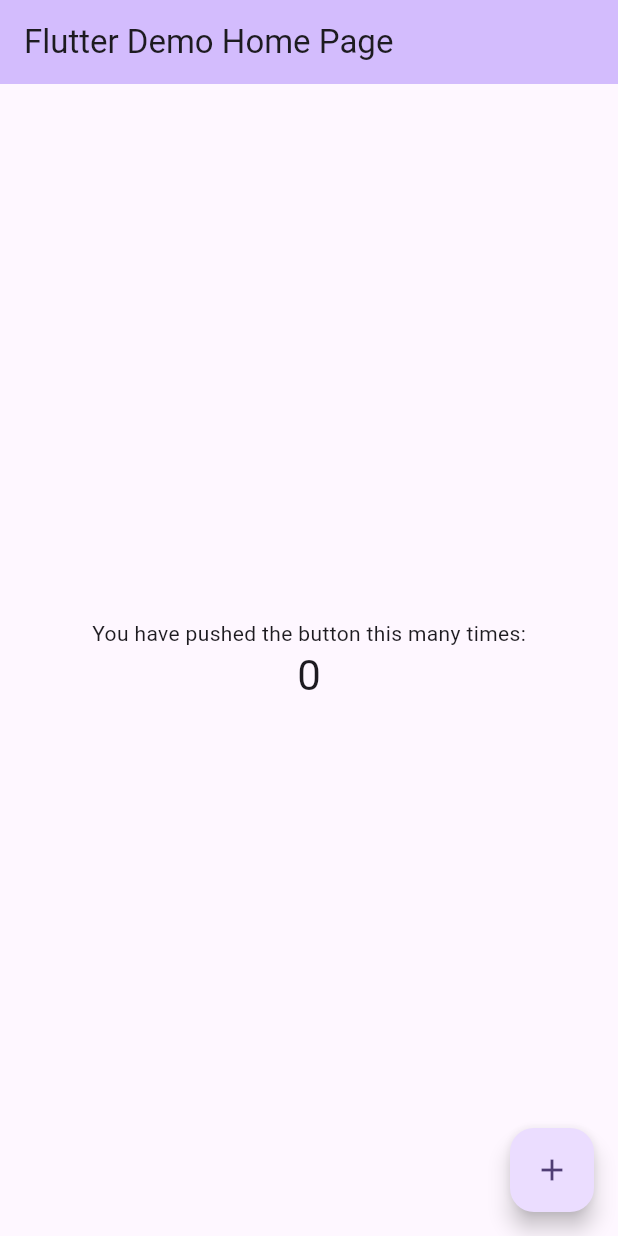
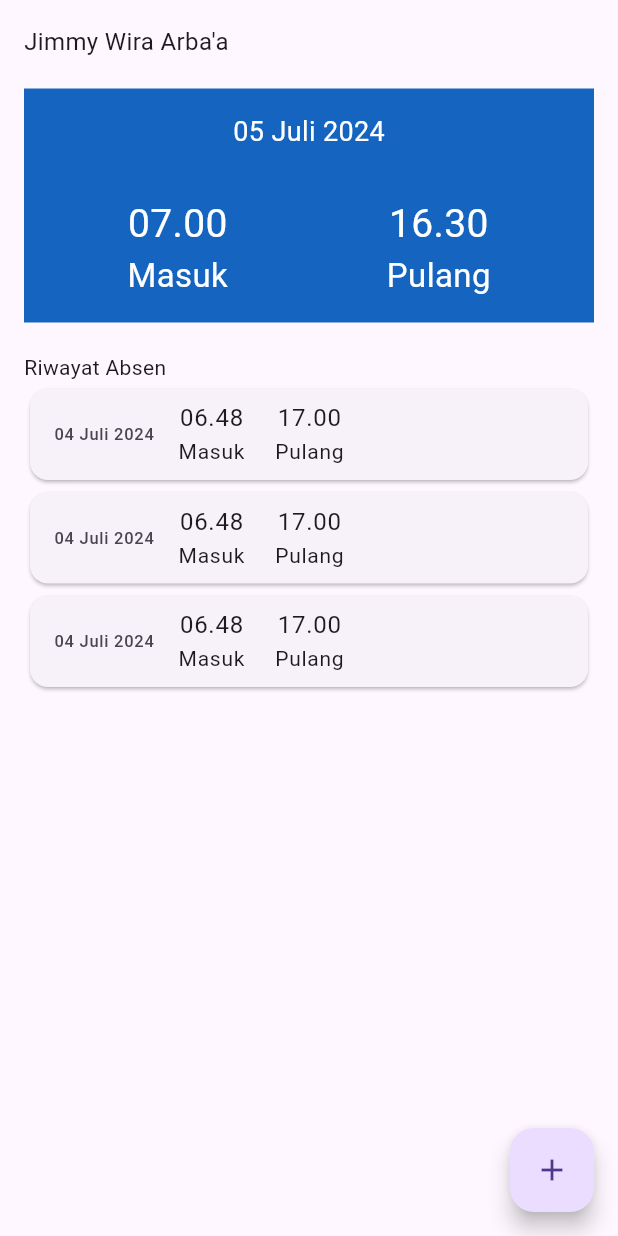
Before and after one commit to jimmywiraarbaa/aplikasi_presence, a Flutter app: the screen it shows after launch, on a phone screen of 412 x 824 dp. Run offline on Flutter 3.47's test engine with Material 3 defaults, Android fonts, the phone set to English and light mode, and no system bars.

Commit message:
Slicing UI Login dan HomePage

```diff
--- /dev/null
+++ b/lib/LoginPage.dart
@@ -0,0 +1,37 @@
+import 'package:flutter/material.dart';
+
+class LoginPage extends StatefulWidget {
+  const LoginPage({super.key});
+
+  @override
+  State<LoginPage> createState() => _LoginPageState();
+}
+
+class _LoginPageState extends State<LoginPage> {
+  @override
+  Widget build(BuildContext context) {
+    return const Scaffold(
+      body: SafeArea(
+          child: Padding(
+        padding: EdgeInsets.all(8.0),
+        child: Center(
+          child: Column(
+            crossAxisAlignment: CrossAxisAlignment.start,
+            mainAxisAlignment: MainAxisAlignment.center,
+            children: [
+              Center(child: Text("Login")),
+              SizedBox(height: 20),
+              Text("Email"),
+              TextField(),
+              SizedBox(height: 20),
+              Text("Kata Sandi"),
+              TextField(),
+              SizedBox(height: 20)
+              // ElevatedButton(onPressed: () {}, child: Text("Masuk"))
+            ],
+          ),
+        ),
+      )),
+    );
+  }
+}
--- a/lib/main.dart
+++ b/lib/main.dart
@@ -1,125 +1,251 @@
+import 'package:aplikasi_presence/LoginPage.dart';
+import 'package:flutter/cupertino.dart';
 import 'package:flutter/material.dart';
 
 void main() {
-  runApp(const MyApp());
+  runApp(MyApp());
 }
 
 class MyApp extends StatelessWidget {
   const MyApp({super.key});
 
-  // This widget is the root of your application.
   @override
   Widget build(BuildContext context) {
     return MaterialApp(
-      title: 'Flutter Demo',
-      theme: ThemeData(
-        // This is the theme of your application.
-        //
-        // TRY THIS: Try running your application with "flutter run". You'll see
-        // the application has a purple toolbar. Then, without quitting the app,
-        // try changing the seedColor in the colorScheme below to Colors.green
-        // and then invoke "hot reload" (save your changes or press the "hot
-        // reload" button in a Flutter-supported IDE, or press "r" if you used
-        // the command line to start the app).
-        //
-        // Notice that the counter didn't reset back to zero; the application
-        // state is not lost during the reload. To reset the state, use hot
-        // restart instead.
-        //
-        // This works for code too, not just values: Most code changes can be
-        // tested with just a hot reload.
-        colorScheme: ColorScheme.fromSeed(seedColor: Colors.deepPurple),
-        useMaterial3: true,
-      ),
-      home: const MyHomePage(title: 'Flutter Demo Home Page'),
+      home: HomePage(),
     );
   }
 }
 
-class MyHomePage extends StatefulWidget {
-  const MyHomePage({super.key, required this.title});
-
-  // This widget is the home page of your application. It is stateful, meaning
-  // that it has a State object (defined below) that contains fields that affect
-  // how it looks.
-
-  // This class is the configuration for the state. It holds the values (in this
-  // case the title) provided by the parent (in this case the App widget) and
-  // used by the build method of the State. Fields in a Widget subclass are
-  // always marked "final".
-
-  final String title;
+class HomePage extends StatefulWidget {
+  const HomePage({super.key});
 
   @override
-  State<MyHomePage> createState() => _MyHomePageState();
+  State<HomePage> createState() => _HomePageState();
 }
 
-class _MyHomePageState extends State<MyHomePage> {
-  int _counter = 0;
-
-  void _incrementCounter() {
-    setState(() {
-      // This call to setState tells the Flutter framework that something has
-      // changed in this State, which causes it to rerun the build method below
-      // so that the display can reflect the updated values. If we changed
-      // _counter without calling setState(), then the build method would not be
-      // called again, and so nothing would appear to happen.
-      _counter++;
-    });
-  }
-
+class _HomePageState extends State<HomePage> {
   @override
   Widget build(BuildContext context) {
-    // This method is rerun every time setState is called, for instance as done
-    // by the _incrementCounter method above.
-    //
-    // The Flutter framework has been optimized to make rerunning build methods
-    // fast, so that you can just rebuild anything that needs updating rather
-    // than having to individually change instances of widgets.
     return Scaffold(
-      appBar: AppBar(
-        // TRY THIS: Try changing the color here to a specific color (to
-        // Colors.amber, perhaps?) and trigger a hot reload to see the AppBar
-        // change color while the other colors stay the same.
-        backgroundColor: Theme.of(context).colorScheme.inversePrimary,
-        // Here we take the value from the MyHomePage object that was created by
-        // the App.build method, and use it to set our appbar title.
-        title: Text(widget.title),
-      ),
-      body: Center(
-        // Center is a layout widget. It takes a single child and positions it
-        // in the middle of the parent.
+      body: SafeArea(
+          child: Padding(
+        padding: EdgeInsets.all(16.0),
         child: Column(
-          // Column is also a layout widget. It takes a list of children and
-          // arranges them vertically. By default, it sizes itself to fit its
-          // children horizontally, and tries to be as tall as its parent.
-          //
-          // Column has various properties to control how it sizes itself and
-          // how it positions its children. Here we use mainAxisAlignment to
-          // center the children vertically; the main axis here is the vertical
-          // axis because Columns are vertical (the cross axis would be
-          // horizontal).
-          //
-          // TRY THIS: Invoke "debug painting" (choose the "Toggle Debug Paint"
-          // action in the IDE, or press "p" in the console), to see the
-          // wireframe for each widget.
-          mainAxisAlignment: MainAxisAlignment.center,
-          children: <Widget>[
-            const Text(
-              'You have pushed the button this many times:',
+          crossAxisAlignment: CrossAxisAlignment.start,
+          children: [
+            Text(
+              "Jimmy Wira Arba'a",
+              style: TextStyle(fontSize: 16),
             ),
-            Text(
-              '$_counter',
-              style: Theme.of(context).textTheme.headlineMedium,
+            SizedBox(
+              height: 20,
             ),
+            Container(
+              width: 400,
+              decoration: BoxDecoration(color: Colors.blue[800]),
+              child: Padding(
+                padding: const EdgeInsets.all(16.0),
+                child: Column(
+                  children: [
+                    Text(
+                      "05 Juli 2024",
+                      style: TextStyle(
+                        color: Colors.white,
+                        fontSize: 18,
+                      ),
+                    ),
+                    SizedBox(
+                      height: 30,
+                    ),
+                    Row(
+                      mainAxisAlignment: MainAxisAlignment.spaceAround,
+                      children: [
+                        Column(
+                          children: [
+                            Text(
+                              "07.00",
+                              style: TextStyle(
+                                color: Colors.white,
+                                fontSize: 26,
+                              ),
+                            ),
+                            Text(
+                              "Masuk",
+                              style: TextStyle(
+                                color: Colors.white,
+                                fontSize: 22,
+                              ),
+                            )
+                          ],
+                        ),
+                        Column(
+                          children: [
+                            Text(
+                              "16.30",
+                              style: TextStyle(
+                                color: Colors.white,
+                                fontSize: 26,
+                              ),
+                            ),
+                            Text(
+                              "Pulang",
+                              style: TextStyle(
+                                color: Colors.white,
+                                fontSize: 22,
+                              ),
+                            )
+                          ],
+                        )
+                      ],
+                    )
+                  ],
+                ),
+              ),
+            ),
+            SizedBox(
+              height: 20,
+            ),
+            Text("Riwayat Absen"),
+            Card(
+              child: ListTile(
+                leading: Text("04 Juli 2024"),
+                title: Row(
+                  children: [
+                    Column(
+                      children: [
+                        Text(
+                          "06.48",
+                          style: TextStyle(
+                            fontSize: 16,
+                          ),
+                        ),
+                        Text(
+                          "Masuk",
+                          style: TextStyle(
+                            fontSize: 14,
+                          ),
+                        )
+                      ],
+                    ),
+                    SizedBox(
+                      width: 20,
+                    ),
+                    Column(
+                      children: [
+                        Text(
+                          "17.00",
+                          style: TextStyle(
+                            fontSize: 16,
+                          ),
+                        ),
+                        Text(
+                          "Pulang",
+                          style: TextStyle(
+                            fontSize: 14,
+                          ),
+                        )
+                      ],
+                    )
+                  ],
+                ),
+              ),
+            ),
+            Card(
+              child: ListTile(
+                leading: Text("04 Juli 2024"),
+                title: Row(
+                  children: [
+                    Column(
+                      children: [
+                        Text(
+                          "06.48",
+                          style: TextStyle(
+                            fontSize: 16,
+                          ),
+                        ),
+                        Text(
+                          "Masuk",
+                          style: TextStyle(
+                            fontSize: 14,
+                          ),
+                        )
+                      ],
+                    ),
+                    SizedBox(
+                      width: 20,
+                    ),
+                    Column(
+                      children: [
+                        Text(
+                          "17.00",
+                          style: TextStyle(
+                            fontSize: 16,
+                          ),
+                        ),
+                        Text(
+                          "Pulang",
+                          style: TextStyle(
+                            fontSize: 14,
+                          ),
+                        )
+                      ],
+                    )
+                  ],
+                ),
+              ),
+            ),
+            Card(
+              child: ListTile(
+                leading: Text("04 Juli 2024"),
+                title: Row(
+                  children: [
+                    Column(
+                      children: [
+                        Text(
+                          "06.48",
+                          style: TextStyle(
+                            fontSize: 16,
+                          ),
+                        ),
+                        Text(
+                          "Masuk",
+                          style: TextStyle(
+                            fontSize: 14,
+                          ),
+                        )
+                      ],
+                    ),
+                    SizedBox(
+                      width: 20,
+                    ),
+                    Column(
+                      children: [
+                        Text(
+                          "17.00",
+                          style: TextStyle(
+                            fontSize: 16,
+                          ),
+                        ),
+                        Text(
+                          "Pulang",
+                          style: TextStyle(
+                            fontSize: 14,
+                          ),
+                        )
+                      ],
+                    )
+                  ],
+                ),
+              ),
+            )
           ],
         ),
+      )),
+      floatingActionButton: FloatingActionButton(
+        onPressed: () {},
+        child: Icon(Icons.add),
       ),
-      floatingActionButton: FloatingActionButton(
-        onPressed: _incrementCounter,
-        tooltip: 'Increment',
-        child: const Icon(Icons.add),
-      ), // This trailing comma makes auto-formatting nicer for build methods.
     );
   }
 }
```
